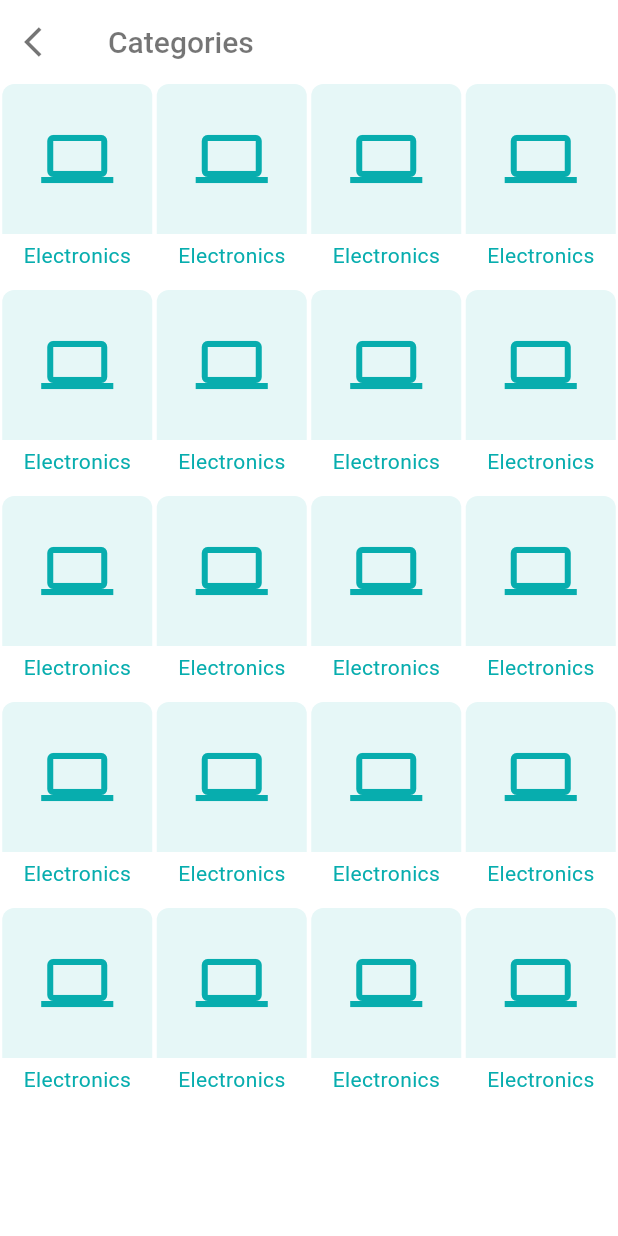
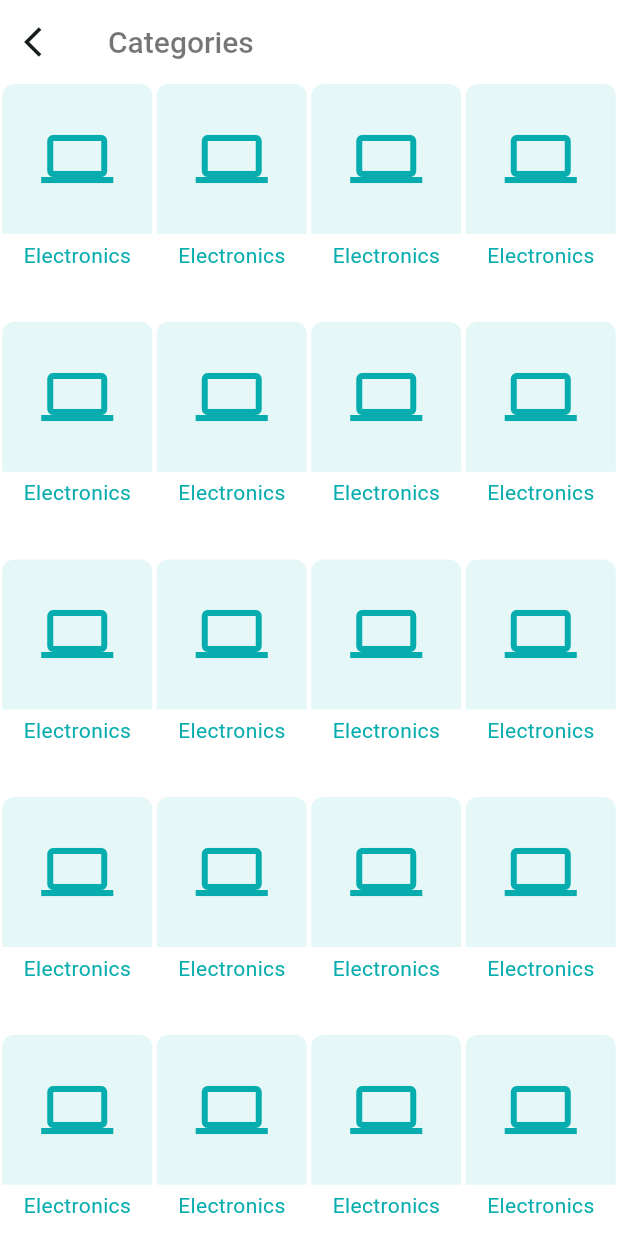
Before and after one commit to Rafi076/CraftBay, a Flutter app: the CategoryListScreen screen opened directly, after a tap on the "arrow back ios" icon, on a phone screen of 412 x 824 dp. Run offline on Flutter 3.47's test engine with Material 3 defaults, Android fonts, the phone set to English and light mode, and no system bars; our stand-ins replace carousel_slider, flutter_svg, get, pin_code_fields.

Commit message:
Category

```diff
--- a/simple_e_commerce_app/lib/presentaion/state_holders/bottom_nav_bar_controller.dart
+++ b/simple_e_commerce_app/lib/presentaion/state_holders/bottom_nav_bar_controller.dart
@@ -13,7 +13,7 @@ class BottomNavBarController extends GetxController{
   }
 
   void selectCategory(){
-    changeIndex(4);
+    changeIndex(1);
   }
 
   void backToHome(){
--- a/simple_e_commerce_app/lib/presentaion/ui/screens/category_list_screen.dart
+++ b/simple_e_commerce_app/lib/presentaion/ui/screens/category_list_screen.dart
@@ -11,22 +11,18 @@ class CategoryListScreen extends StatelessWidget {
   Widget build(BuildContext context) {
     return Scaffold(
       appBar: AppBar(
-        backgroundColor: Colors.white,
-        titleTextStyle: const TextStyle(
-          color: Colors.black54,
-          fontSize: 20,
-          fontWeight: FontWeight.w500,
+        leading: IconButton(
+          onPressed: (){
+            Get.find<BottomNavBarController>().backToHome();
+          },
+          icon: const Icon(Icons.arrow_back_ios),
         ),
         title: const Text('Categories'),
-        leading: IconButton(onPressed: () {
-          Get.find<BottomNavBarController>().backToHome();
-        }, icon: const Icon(Icons.arrow_back_ios)),
-        iconTheme: const IconThemeData(color: Colors.black54), // Style icons
       ),
       body: GridView.builder(
           itemCount: 20,
           gridDelegate: const SliverGridDelegateWithFixedCrossAxisCount(
-              crossAxisCount: 4, childAspectRatio: 0.75),
+              crossAxisCount: 4, childAspectRatio: 0.65),
           itemBuilder: (context, index) {
             return const CategoryCard();
           }),
```
Also changed, not shown: simple_e_commerce_app/lib/presentaion/ui/screens/favourit_screen.dart (+20 -2 lines).
